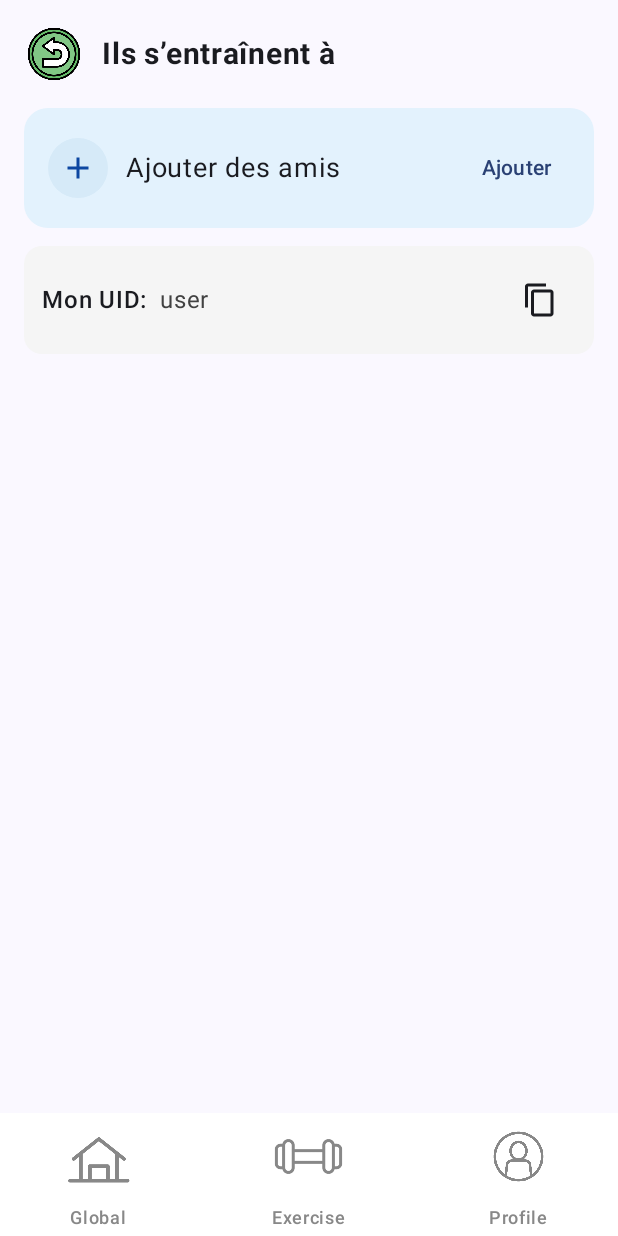
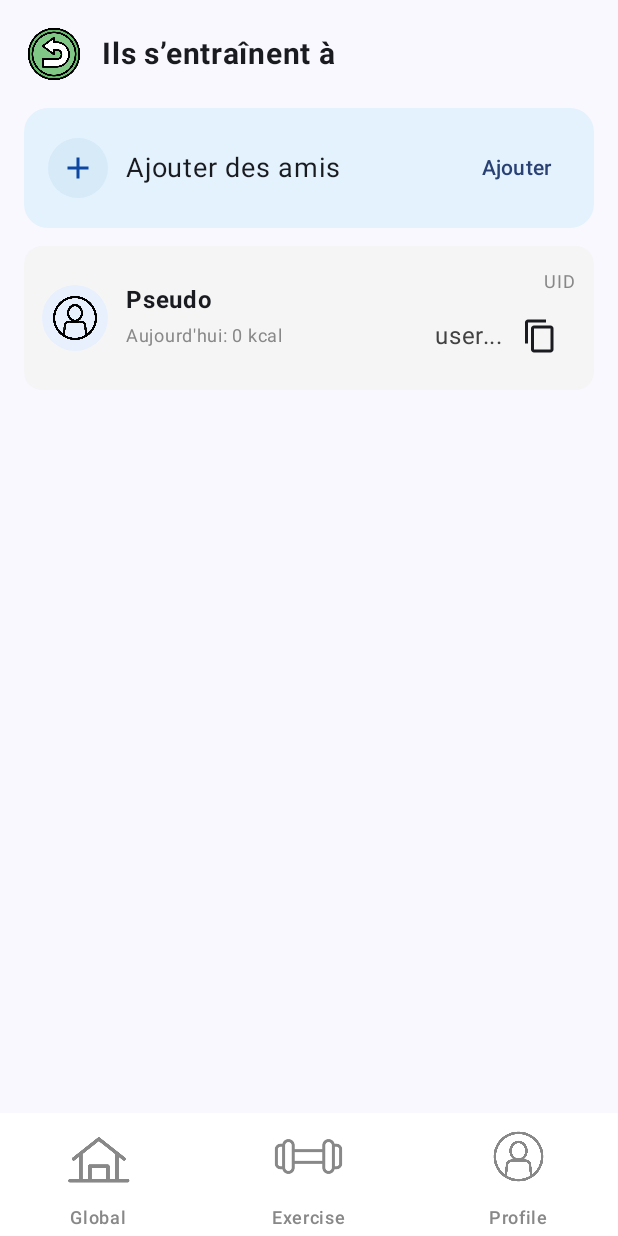
Before and after one commit to huang75u/Mobile_Projet, an Android app built with Jetpack Compose: the FriendsScreen screen opened through its navigation route, on a phone screen of 412 x 824 dp. Run offline under Robolectric (Android 15) with nearby library versions, the phone set to English and light mode, and no system bars; our stand-ins replace Firebase (no records; nobody signed in at launch, a user with empty details on screens opened directly); pictures from the network do not load.

Commit message:
修复昵称和头像上传数据库问题，运动数据的数据库管理问题

```diff
--- a/app/src/main/java/com/example/mobile_projet/screens/FriendsScreen.kt
+++ b/app/src/main/java/com/example/mobile_projet/screens/FriendsScreen.kt
@@ -101,7 +101,7 @@ fun FriendsScreen(
             is FriendsUiState.Ready -> {
                 val clipboard = LocalClipboardManager.current
                 Column(modifier = Modifier.fillMaxSize()) {
-                    // 显示当前用户UID，便于分享添加
+                    // 我的信息卡片（头像、昵称、当日卡路里、UID复制）
                     Card(
                         modifier = Modifier
                             .fillMaxWidth()
@@ -115,12 +115,33 @@ fun FriendsScreen(
                                 .padding(12.dp),
                             verticalAlignment = Alignment.CenterVertically
                         ) {
-                            Text(text = "Mon UID:", fontWeight = FontWeight.SemiBold)
-                            Spacer(modifier = Modifier.width(8.dp))
-                            Text(text = s.currentUid, color = Color(0xFF424242))
-                            Spacer(modifier = Modifier.weight(1f))
-                            IconButton(onClick = { clipboard.setText(AnnotatedString(s.currentUid)) }) {
-                                Icon(imageVector = Icons.Filled.ContentCopy, contentDescription = "Copier UID")
+                            // 头像
+                            Surface(shape = CircleShape, color = Color(0xFFE8F0FE)) {
+                                if (!s.myPhotoUrl.isNullOrBlank()) {
+                                    AsyncImage(
+                                        model = s.myPhotoUrl,
+                                        contentDescription = "me",
+                                        modifier = Modifier.size(44.dp).clip(CircleShape),
+                                        contentScale = ContentScale.Crop
+                                    )
+                                } else {
+                                    Image(painter = painterResource(id = R.drawable.ic_profile), contentDescription = "me", modifier = Modifier.size(44.dp))
+                                }
+                            }
+                            Spacer(modifier = Modifier.width(12.dp))
+                            Column(modifier = Modifier.weight(1f)) {
+                                Text(text = s.myDisplayName.ifBlank { "Pseudo" }, fontWeight = FontWeight.Bold)
+                                Text(text = "Aujourd'hui: ${s.myTodayCalories} kcal", fontSize = 12.sp, color = Color.Gray)
+                            }
+                            // UID复制
+                            Column(horizontalAlignment = Alignment.End) {
+                                Text(text = "UID", fontSize = 12.sp, color = Color.Gray)
+                                Row(verticalAlignment = Alignment.CenterVertically) {
+                                    Text(text = s.currentUid.take(10) + "...", color = Color(0xFF424242))
+                                    IconButton(onClick = { clipboard.setText(AnnotatedString(s.currentUid)) }) {
+                                        Icon(imageVector = Icons.Filled.ContentCopy, contentDescription = "Copier UID")
+                                    }
+                                }
                             }
                         }
                     }
--- a/app/src/main/java/com/example/mobile_projet/viewmodels/FriendsViewModel.kt
+++ b/app/src/main/java/com/example/mobile_projet/viewmodels/FriendsViewModel.kt
@@ -14,7 +14,10 @@ sealed class FriendsUiState {
     object Loading: FriendsUiState()
     data class Ready(
         val currentUid: String,
-        val friends: List<FriendPreview>
+        val friends: List<FriendPreview>,
+        val myDisplayName: String,
+        val myPhotoUrl: String?,
+        val myTodayCalories: Int
     ): FriendsUiState()
     data class Error(val message: String): FriendsUiState()
 }
@@ -31,9 +34,18 @@ class FriendsViewModel(application: Application): AndroidViewModel(application)
             try {
                 _state.value = FriendsUiState.Loading
                 val uid = repo.signInAnonymouslyIfNeeded()
+                // 自己的信息
+                val me = repo.getFriendUser(uid)
+                val myCalories = repo.getTodayCalories(uid)
                 val friendUids = repo.getFriends(uid)
                 val previews = friendUids.mapNotNull { repo.getFriendPreview(it) }
-                _state.value = FriendsUiState.Ready(currentUid = uid, friends = previews)
+                _state.value = FriendsUiState.Ready(
+                    currentUid = uid,
+                    friends = previews,
+                    myDisplayName = me?.displayName ?: "",
+                    myPhotoUrl = me?.photoUrl,
+                    myTodayCalories = myCalories
+                )
             } catch (e: Exception) {
                 _state.value = FriendsUiState.Error(e.message ?: "Erreur inconnue")
             }
--- a/gradle/libs.versions.toml
+++ b/gradle/libs.versions.toml
@@ -18,6 +18,7 @@ playServicesLocation = "21.0.1"
 firebaseBom = "33.4.0"
 googleServices = "4.4.2"
 coroutinesPlayServices = "1.8.1"
+firebaseStorage = "21.0.1"
 
 [libraries]
 androidx-core-ktx = { group = "androidx.core", name = "core-ktx", version.ref = "coreKtx" }
@@ -48,6 +49,7 @@ firebase-bom = { group = "com.google.firebase", name = "firebase-bom", version.r
 firebase-auth-ktx = { group = "com.google.firebase", name = "firebase-auth-ktx" }
 firebase-firestore-ktx = { group = "com.google.firebase", name = "firebase-firestore-ktx" }
 coroutines-play-services = { group = "org.jetbrains.kotlinx", name = "kotlinx-coroutines-play-services", version.ref = "coroutinesPlayServices" }
+firebase-storage-ktx = { group = "com.google.firebase", name = "firebase-storage-ktx", version.ref = "firebaseStorage" }
 
 [plugins]
 android-application = { id = "com.android.application", version.ref = "agp" }
```
Also changed, not shown: app/build.gradle.kts (+4 -3 lines), app/src/main/java/com/example/mobile_projet/data/firebase/FriendsRepository.kt (+61 -2 lines), app/src/main/java/com/example/mobile_projet/screens/ProfileScreen.kt (+28 -0 lines), app/src/main/java/com/example/mobile_projet/viewmodels/ExerciseViewModel.kt (+30 -0 lines), 1 other file.
